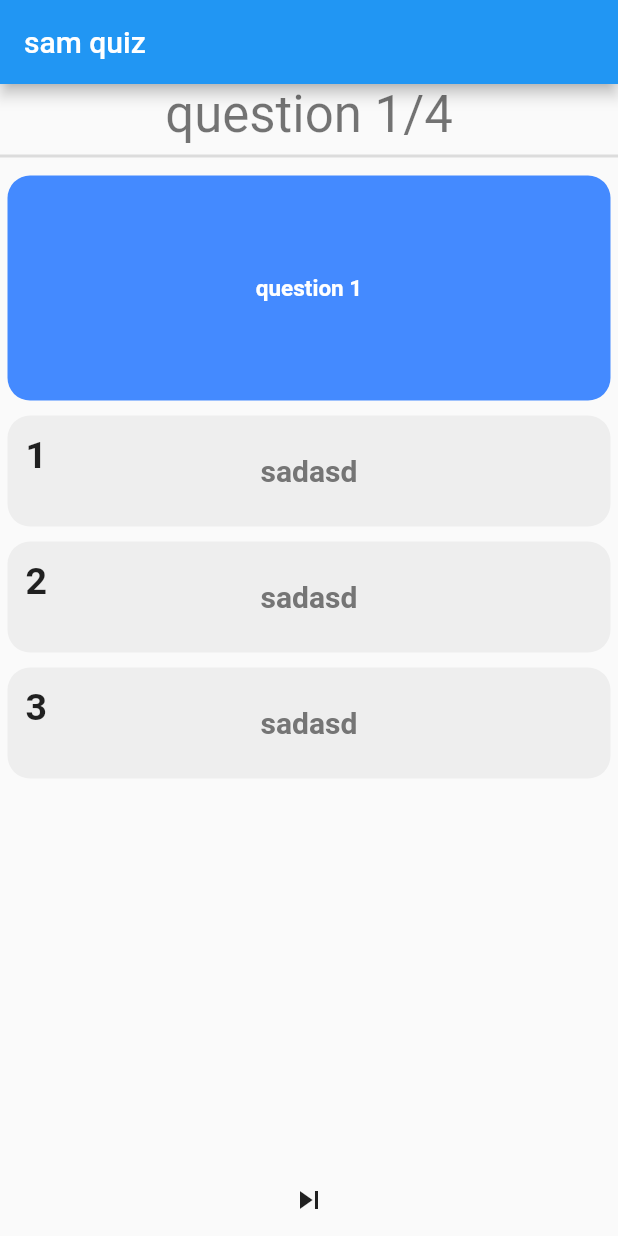
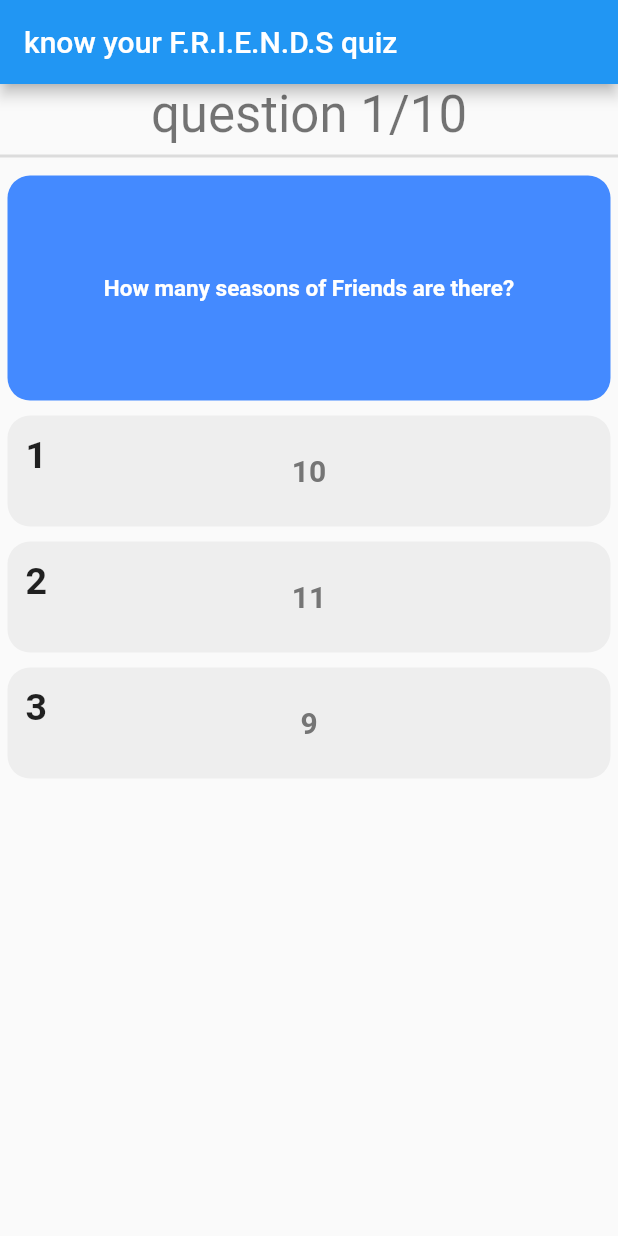
Before and after one commit to samordoch/triviaFlutter, a Flutter app: the screen it shows after launch, on a phone screen of 412 x 824 dp. Run offline on Flutter 3.47's test engine with Material 2 defaults, Android fonts, the phone set to English and light mode, and no system bars.

Commit message:
updated dataSample and realiagin question text inside questionWidet

```diff
--- a/lib/screens/quiz_screen/quiz_screen.dart
+++ b/lib/screens/quiz_screen/quiz_screen.dart
@@ -18,43 +18,102 @@ class _QuizScreenState extends State<QuizScreen> {
   final List sampleData = [
     {
       "id": 1,
-      "question": "question 1",
+      "question": "How many seasons of Friends are there?",
       "options": [
-        {'option': '1', 'text': 'sadasd', 'isCorrect': 'true'},
-        {'option': '2', 'text': 'sadasd', 'isCorrect': 'false'},
-        {'option': '3', 'text': 'sadasd', 'isCorrect': 'false'}
+        {'option': '1', 'text': '10', 'isCorrect': 'true'},
+        {'option': '2', 'text': '11', 'isCorrect': 'false'},
+        {'option': '3', 'text': '9', 'isCorrect': 'false'}
       ],
-      "answer_index": 1,
     },
     {
       "id": 2,
-      "question": "מי כתב את האפליקציה",
+      "question": "Joey played Dr. Drake Ramoray on which soap opera show?",
       "options": [
-        {'option': '1', 'text': 'sadasd', 'isCorrect': 'true'},
-        {'option': '2', 'text': 'sadasd', 'isCorrect': 'false'},
-        {'option': '3', 'text': 'sadasd', 'isCorrect': 'false'}
+        {'option': '1', 'text': 'The Doctors', 'isCorrect': 'false'},
+        {'option': '2', 'text': 'Days of Our Lives', 'isCorrect': 'true'},
+        {'option': '3', 'text': 'General Hospital', 'isCorrect': 'false'}
       ],
-      "answer_index": 1,
     },
     {
       "id": 3,
-      "question": "question 3",
+      "question":
+          "Brad Pitt and David Schwimmer’s characters cofounded what club in high school?",
       "options": [
-        {'option': '1', 'text': 'sadasd', 'isCorrect': 'true'},
-        {'option': '2', 'text': 'sadasd', 'isCorrect': 'false'},
-        {'option': '3', 'text': 'sadasd', 'isCorrect': 'false'}
+        {
+          'option': '1',
+          'text': 'I Hate Rachel Green Club',
+          'isCorrect': 'true'
+        },
+        {
+          'option': '2',
+          'text': 'I Hate Color Green Club',
+          'isCorrect': 'false'
+        },
+        {'option': '3', 'text': 'Chess Club', 'isCorrect': 'false'}
       ],
-      "answer_index": 1,
     },
     {
       "id": 4,
-      "question": "question 4",
+      "question": "Which of Joey’s sisters did Chandler fool around with?",
       "options": [
-        {'option': '1', 'text': 'sadasd', 'isCorrect': 'true'},
-        {'option': '2', 'text': 'sadasd', 'isCorrect': 'false'},
-        {'option': '3', 'text': 'sadasd', 'isCorrect': 'false'}
+        {'option': '1', 'text': 'Mary Teresa', 'isCorrect': 'false'},
+        {'option': '2', 'text': 'Mary Jane', 'isCorrect': 'false'},
+        {'option': '3', 'text': 'Mary Angela', 'isCorrect': 'true'}
       ],
-      "answer_index": 1,
+    },
+    {
+      "id": 5,
+      "question": "Joey and Chandler’s TV guide is addressed to who?",
+      "options": [
+        {'option': '1', 'text': 'Miss Chanandler Bong.', 'isCorrect': 'true'},
+        {'option': '2', 'text': 'Mr Chanandler Bong.', 'isCorrect': 'false'},
+        {'option': '3', 'text': 'Mary Angela', 'isCorrect': 'false'}
+      ],
+    },
+    {
+      "id": 6,
+      "question": "According to Monica, a woman has how many erogenous zones?",
+      "options": [
+        {'option': '1', 'text': '3', 'isCorrect': 'false'},
+        {'option': '2', 'text': '5', 'isCorrect': 'false'},
+        {'option': '3', 'text': '7', 'isCorrect': 'true'}
+      ],
+    },
+    {
+      "id": 7,
+      "question": "How many sisters does Joey have?",
+      "options": [
+        {'option': '1', 'text': '6', 'isCorrect': 'false'},
+        {'option': '2', 'text': '7', 'isCorrect': 'true'},
+        {'option': '3', 'text': '9', 'isCorrect': 'false'}
+      ],
+    },
+    {
+      "id": 8,
+      "question": "Who was (accidentally) Monica’s first kiss?",
+      "options": [
+        {'option': '1', 'text': 'Richard ', 'isCorrect': 'false'},
+        {'option': '2', 'text': 'Rachel', 'isCorrect': 'false'},
+        {'option': '3', 'text': 'Ross', 'isCorrect': 'true'}
+      ],
+    },
+    {
+      "id": 9,
+      "question": "Rachel goes on Ross’ honeymoon by herself where?",
+      "options": [
+        {'option': '1', 'text': 'Athens, Greece', 'isCorrect': 'true'},
+        {'option': '2', 'text': 'Paris, Franch', 'isCorrect': 'false'},
+        {'option': '3', 'text': 'London, Uk', 'isCorrect': 'false'}
+      ],
+    },
+    {
+      "id": 10,
+      "question": "Which character famously said, “PIVOT”?",
+      "options": [
+        {'option': '1', 'text': 'Joey', 'isCorrect': 'false'},
+        {'option': '2', 'text': 'Monica', 'isCorrect': 'false'},
+        {'option': '3', 'text': 'Ross', 'isCorrect': 'true'}
+      ],
     },
   ];
   var i = 0;
@@ -82,7 +141,7 @@ class _QuizScreenState extends State<QuizScreen> {
     });
     return Scaffold(
       appBar: AppBar(
-        title: Text('sam quiz'),
+        title: Text('know your F.R.I.E.N.D.S quiz'),
       ),
       body: Stack(
         children: [
@@ -110,7 +169,6 @@ class _QuizScreenState extends State<QuizScreen> {
                   child: OptionsWidget(
                       question: currentQuestion,
                       onClickedOption: selectOption)),
-              IconButton(onPressed: () {}, icon: const Icon(Icons.skip_next))
             ],
           )
         ],
@@ -130,7 +188,10 @@ class _QuizScreenState extends State<QuizScreen> {
         showDialog(
             context: context,
             builder: (a) => AlertDialog(
-                  title: Text("game ended your score is " + score.toString()),
+                  title: Text("game ended your score is " +
+                      score.toString() +
+                      "/" +
+                      questions.length.toString()),
                   actions: [
                     FlatButton(
                         onPressed: () {
@@ -139,7 +200,10 @@ class _QuizScreenState extends State<QuizScreen> {
                           });
                           Navigator.pop(context);
                         },
-                        child: Text("play again"))
+                        child: Text(
+                          "play again",
+                          style: TextStyle(color: Colors.blue),
+                        ))
                   ],
                 ));
         print('game ended your score is ' + score.toString());
--- a/lib/screens/quiz_screen/widgets/QuestionCard.dart
+++ b/lib/screens/quiz_screen/widgets/QuestionCard.dart
@@ -18,6 +18,7 @@ class QuestionCard extends StatelessWidget {
             alignment: Alignment.center,
             child: Text(
               param,
+              textAlign: TextAlign.center,
               style: TextStyle(
                   fontWeight: FontWeight.bold,
                   fontSize: 15,
```
Also changed, not shown: lib/main.dart (+0 -85 lines).
